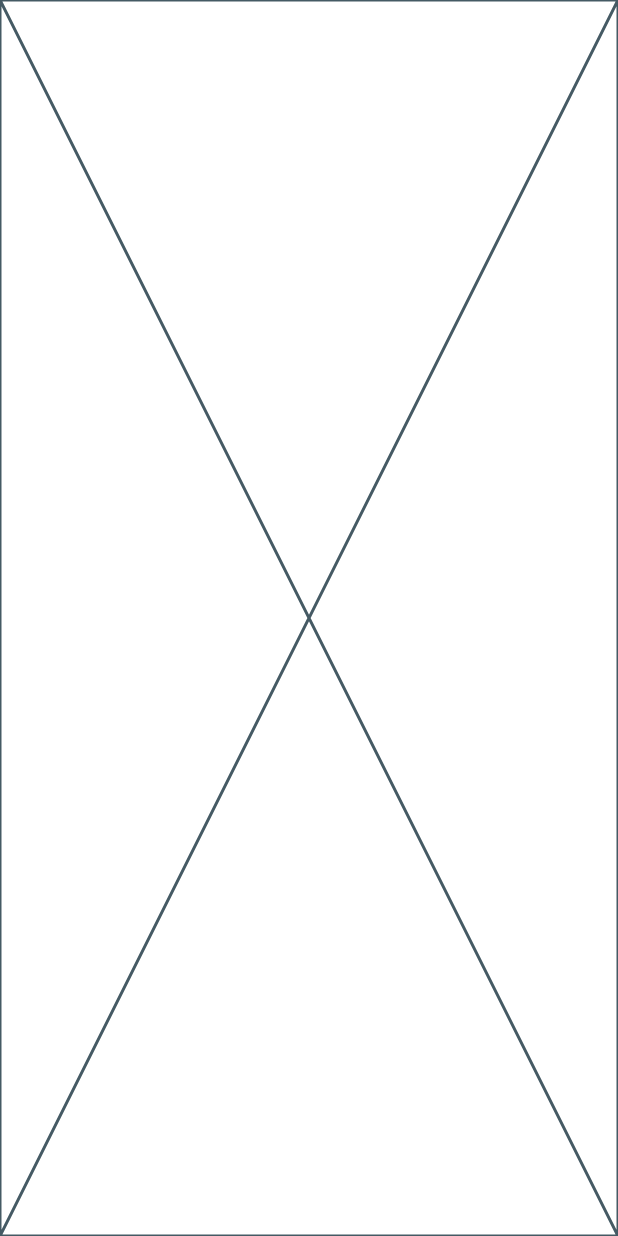
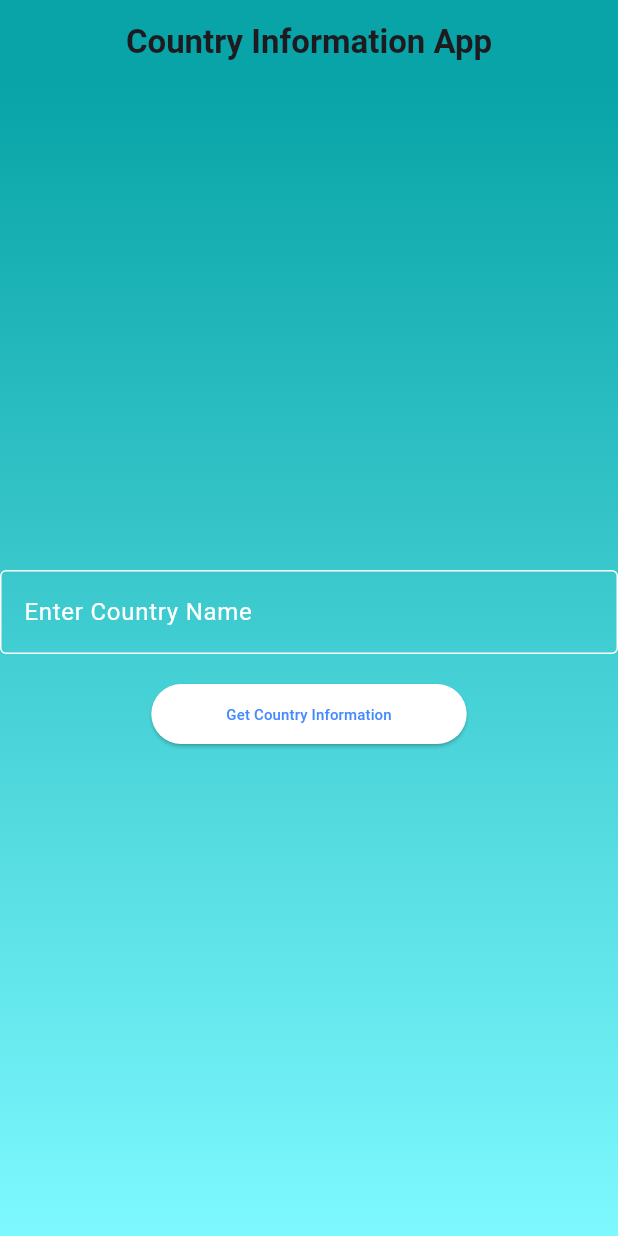
Before and after one commit to tejasharish1234/Flutter_Final_Project, a Flutter app: the screen it shows after launch, on a phone screen of 412 x 824 dp. Run offline on Flutter 3.47's test engine with Material 2 defaults, Android fonts, the phone set to English and light mode, and no system bars.

Commit message:
take_bro

```diff
--- a/Final_Project/lib/View/view.dart
+++ b/Final_Project/lib/View/view.dart
@@ -1,5 +1,5 @@
 import 'package:flutter/material.dart';
-import 'package:for_the_love_of_god_pls_work/Controller/control.dart';
+import '../Controller/control.dart';
 
 class CountryScreen extends StatefulWidget {
   final CountryController controller;
@@ -10,8 +10,61 @@ class CountryScreen extends StatefulWidget {
 }
 
 class _CountryScreenState extends State<CountryScreen> {
+  final TextEditingController countrycontroller = TextEditingController();
   @override
   Widget build(BuildContext context) {
-    return const Placeholder();
+    return Scaffold(
+      appBar: AppBar(
+        elevation: 0,
+        title: const Text('Country Information App',
+            style: TextStyle(fontWeight: FontWeight.bold)),
+        centerTitle: true,
+        backgroundColor: const Color(0xff08a4a7),
+      ),
+      body: Container(
+        decoration: const BoxDecoration(
+          gradient: LinearGradient(
+            colors: [Color(0xff08a4a7), Color(0xff7DF9FF)],
+            begin: Alignment.topCenter,
+            end: Alignment.bottomCenter,
+          ),
+        ),
+        child: Column(
+          mainAxisAlignment: MainAxisAlignment.center,
+          children: [
+            TextField(
+              controller: countrycontroller,
+              style: const TextStyle(color: Colors.white),
+              decoration: const InputDecoration(
+                labelText: 'Enter Country Name',
+                labelStyle: TextStyle(color: Colors.white),
+                border: OutlineInputBorder(
+                    borderSide: BorderSide(color: Colors.white)),
+                enabledBorder: OutlineInputBorder(
+                    borderSide: BorderSide(color: Colors.white)),
+              ),
+            ),
+            const SizedBox(height: 16.0),
+            ElevatedButton(
+              onPressed: () {
+                final country = countrycontroller.text.trim();
+                if (country.isNotEmpty) {
+                  widget.controller.fetchCountryData(country);
+                  setState(() {});
+                }
+              },
+              style: ElevatedButton.styleFrom(
+                foregroundColor: Colors.blueAccent,
+                backgroundColor: Colors.white,
+                padding:
+                    const EdgeInsets.symmetric(horizontal: 50, vertical: 10),
+              ),
+              child: const Text('Get Country Information',
+                  style: TextStyle(fontSize: 10)),
+            ),
+          ],
+        ),
+      ),
+    );
   }
 }
--- a/Final_Project/lib/main.dart
+++ b/Final_Project/lib/main.dart
@@ -11,14 +11,14 @@ class MyApp extends StatelessWidget {
 
   @override
   Widget build(BuildContext context) {
-    final CountryController controller = CountryController();
+    final CountryController countrycontroller = CountryController();
     return MaterialApp(
       title: 'OpenWeatherAPI',
       theme: ThemeData(
         primarySwatch: Colors.teal,
         useMaterial3: true,
       ),
-      home: CountryScreen(controller: controller),
+      home: CountryScreen(controller: countrycontroller),
     );
   }
 }
```
